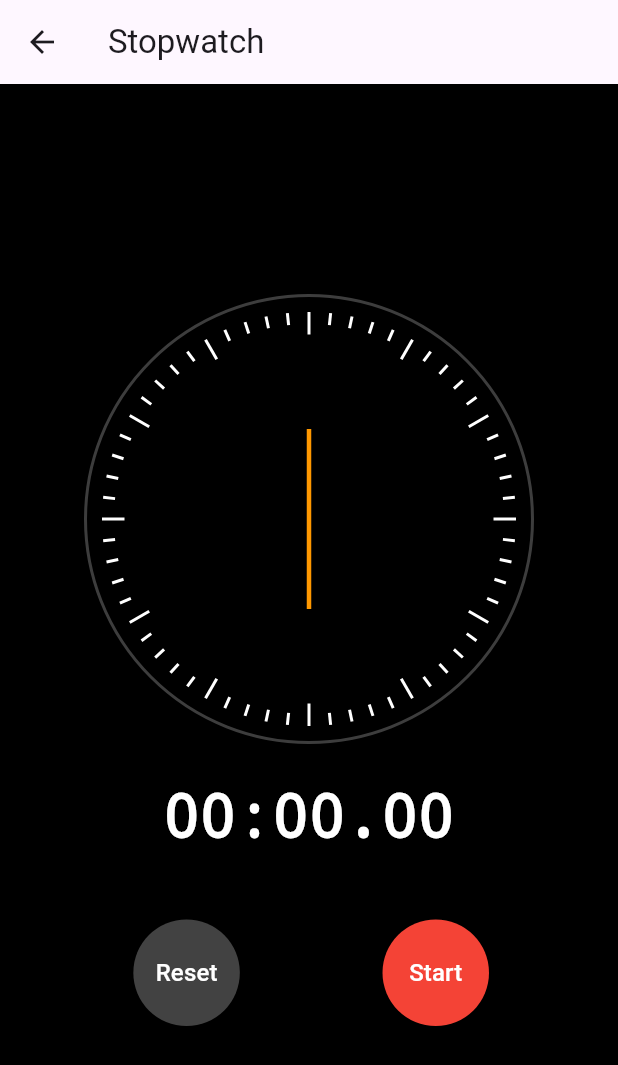
After one commit to Ajikatab/UTS_pemob, a Flutter app: the StopwatchPage screen opened directly, on a phone screen of 412 x 824 dp. The commit adds this screen. Shown: the top 1065 px of the screen. Run offline on Flutter 3.47's test engine with Material 3 defaults, Android fonts, the phone set to English and light mode, and no system bars.

Commit message:
stopwatch done

```diff
--- a/lib/screen/home_page.dart
+++ b/lib/screen/home_page.dart
@@ -3,7 +3,7 @@ import 'calculator_page.dart';
 import 'bmi_page.dart';
 import 'temperature_converter_page.dart';
 import 'percentage_calculator_page.dart';
-import 'time_calculator_page.dart';
+import 'stopwatch.dart'; // Mengimpor StopwatchPage
 import 'calorie_calculator_page.dart';
 
 class HomePage extends StatelessWidget {
@@ -22,10 +22,10 @@ class HomePage extends StatelessWidget {
           children: [
             _buildMenuButton(context, 'Kalkulator Sederhana', Icons.calculate, CalculatorPage()),
             _buildMenuButton(context, 'Kalkulator BMI', Icons.monitor_weight, BMICalculator()),
-           // _buildMenuButton(context, 'Konversi Suhu', Icons.thermostat, TemperatureConverterPage()),
-            //_buildMenuButton(context, 'Kalkulator Persentase', Icons.percent, PercentageCalculatorPage()),
-            //_buildMenuButton(context, 'Kalkulator Waktu', Icons.timer, TimeCalculatorPage()),
-            //_buildMenuButton(context, 'Kalkulator Kalori', Icons.local_dining, CalorieCalculatorPage()),
+            // _buildMenuButton(context, 'Konversi Suhu', Icons.thermostat, TemperatureConverterPage()),
+            // _buildMenuButton(context, 'Kalkulator Persentase', Icons.percent, PercentageCalculatorPage()),
+            _buildMenuButton(context, 'Stopwatch', Icons.timer, StopwatchPage()), // Mengganti TimeCalculatorPage dengan StopwatchPage
+            // _buildMenuButton(context, 'Kalkulator Kalori', Icons.local_dining, CalorieCalculatorPage()),
           ],
         ),
       ),
--- /dev/null
+++ b/lib/screen/stopwatch.dart
@@ -0,0 +1,170 @@
+// stopwatch.dart
+import 'dart:async';
+import 'package:flutter/material.dart';
+
+class StopwatchPage extends StatefulWidget {
+  const StopwatchPage({Key? key}) : super(key: key);
+
+  @override
+  _StopwatchPageState createState() => _StopwatchPageState();
+}
+
+class _StopwatchPageState extends State<StopwatchPage> {
+  late Stopwatch _stopwatch;
+  late Timer _timer;
+  bool isRunning = false;
+  double dialSize = 300;
+
+  @override
+  void initState() {
+    super.initState();
+    _stopwatch = Stopwatch();
+    _timer = Timer.periodic(const Duration(milliseconds: 30), (timer) {
+      if (_stopwatch.isRunning) {
+        setState(() {});
+      }
+    });
+  }
+
+  @override
+  void dispose() {
+    _timer.cancel();
+    super.dispose();
+  }
+
+  String _formattedTime() {
+    var milliseconds = _stopwatch.elapsedMilliseconds;
+    var hundreds = (milliseconds / 10).floor() % 100;
+    var seconds = (milliseconds / 1000).floor() % 60;
+    var minutes = (milliseconds / 60000).floor();
+
+    return '${minutes.toString().padLeft(2, '0')}:${seconds.toString().padLeft(2, '0')}.${hundreds.toString().padLeft(2, '0')}';
+  }
+
+  @override
+  Widget build(BuildContext context) {
+    return Scaffold(
+      appBar: AppBar(
+        title: Text('Stopwatch'),
+      ),
+      body: Container(
+        color: Colors.black,
+        child: Column(
+          mainAxisAlignment: MainAxisAlignment.center,
+          children: [
+            // Stopwatch dial
+            Container(
+              width: dialSize,
+              height: dialSize,
+              decoration: BoxDecoration(
+                color: Colors.black,
+                shape: BoxShape.circle,
+                border: Border.all(color: Colors.white24, width: 2),
+              ),
+              child: Stack(
+                alignment: Alignment.center,
+                children: [
+                  // Dial markings
+                  ...List.generate(60, (index) {
+                    final angle = index * 6.0 * (3.14159 / 180);
+                    final length = index % 5 == 0 ? 15.0 : 8.0;
+                    return Transform.rotate(
+                      angle: angle,
+                      child: Align(
+                        alignment: Alignment.topCenter,
+                        child: Container(
+                          height: length,
+                          width: 2,
+                          color: Colors.white,
+                          margin: EdgeInsets.only(top: 10),
+                        ),
+                      ),
+                    );
+                  }),
+
+                  // Hand
+                  Transform.rotate(
+                    angle: _stopwatch.elapsedMilliseconds * 0.006283185 * 0.1,
+                    child: Container(
+                      height: dialSize * 0.4,
+                      width: 3,
+                      color: Colors.orange,
+                      alignment: Alignment.topCenter,
+                    ),
+                  ),
+                ],
+              ),
+            ),
+
+            // Time display
+            Padding(
+              padding: const EdgeInsets.only(top: 20.0),
+              child: Text(
+                _formattedTime(),
+                style: TextStyle(
+                  color: Colors.white,
+                  fontSize: 40,
+                  fontWeight: FontWeight.bold,
+                  fontFamily: 'monospace',
+                ),
+              ),
+            ),
+
+            // Control buttons
+            Padding(
+              padding: const EdgeInsets.only(top: 40.0),
+              child: Row(
+                mainAxisAlignment: MainAxisAlignment.spaceEvenly,
+                children: [
+                  ElevatedButton(
+                    onPressed: () {
+                      setState(() {
+                        _stopwatch.reset();
+                        isRunning = false;
+                      });
+                    },
+                    style: ElevatedButton.styleFrom(
+                      shape: CircleBorder(),
+                      padding: EdgeInsets.all(24),
+                      backgroundColor: Colors.grey[800],
+                    ),
+                    child: Text('Reset',
+                      style: TextStyle(
+                        color: Colors.white,
+                        fontSize: 16,
+                      )
+                    ),
+                  ),
+                  ElevatedButton(
+                    onPressed: () {
+                      setState(() {
+                        if (_stopwatch.isRunning) {
+                          _stopwatch.stop();
+                        } else {
+                          _stopwatch.start();
+                        }
+                        isRunning = _stopwatch.isRunning;
+                      });
+                    },
+                    style: ElevatedButton.styleFrom(
+                      shape: CircleBorder(),
+                      padding: EdgeInsets.all(24),
+                      backgroundColor: Colors.red,
+                    ),
+                    child: Text(
+                      isRunning ? 'Stop' : 'Start',
+                      style: TextStyle(
+                        color: Colors.white,
+                        fontSize: 16,
+                      ),
+                    ),
+                  ),
+                ],
+              ),
+            ),
+          ],
+        ),
+      ),
+    );
+  }
+}
```
Also changed, not shown: lib/screen/time_calculator_page.dart (deleted).
